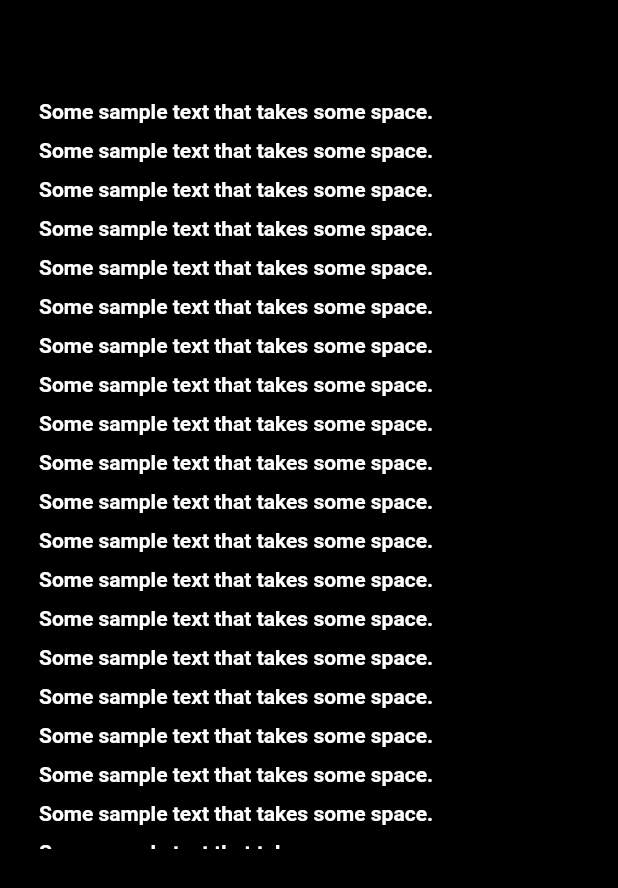
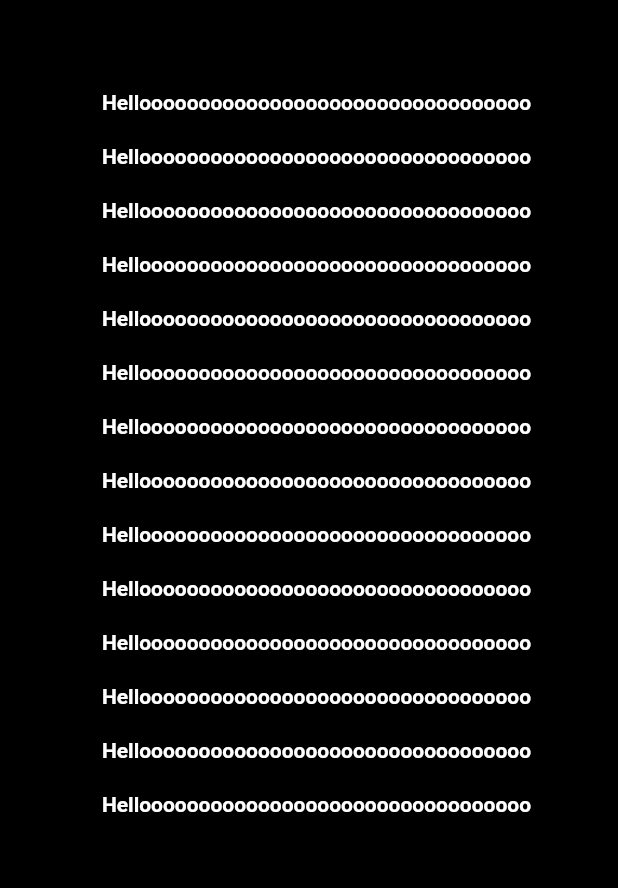
Before and after one commit to Kisat0/FlutterProject, a Flutter app: the screen it shows after launch, on a phone screen of 412 x 824 dp. Shown: the top 888 px of the screen. Run offline on Flutter 3.47's test engine with Material 2 defaults, Android fonts, the phone set to English and light mode, and no system bars; drawn by our look-alikes of marquee.

Commit message:
update text and center widget

```diff
--- a/lib/main.dart
+++ b/lib/main.dart
@@ -17,44 +17,39 @@ class _MyAppState extends State<MyApp> {
       title: 'Marquee',
       home: Scaffold(
           backgroundColor: Colors.black,
-        body:
-        ListView(
+          body: Center(
+            child: ListView(
               padding: EdgeInsets.only(top: 50),
               children: [
                 _buildComplexMarquee(),
               ].map(_wrapWithStuff).toList(),
             ),
-      ),
+          )),
     );
   }
 
   Widget _buildComplexMarquee() {
     return Marquee(
-      key: Key("$_useRtlText"),
-      text: !_useRtlText
-          ? 'Some sample text that takes some space.'
-          : 'זהו משפט ראשון של הטקסט הארוך. זהו המשפט השני של הטקסט הארוך',
-      style: TextStyle(fontWeight: FontWeight.bold,color: Colors.white),
+      text: ('Hellooooooooooooooooooooooooooooooooo'),
+      style: TextStyle(fontWeight: FontWeight.bold, color: Colors.white),
       scrollAxis: Axis.vertical,
-      crossAxisAlignment: CrossAxisAlignment.start,
-      blankSpace: 10,
-      pauseAfterRound: Duration(seconds: 0),
+      crossAxisAlignment: CrossAxisAlignment.center,
+      blankSpace: 20,
       showFadingOnlyWhenScrolling: true,
       fadingEdgeStartFraction: 0.1,
       fadingEdgeEndFraction: 0.1,
       startPadding: 10,
-      accelerationDuration: Duration(seconds: 1),
-      accelerationCurve: Curves.linear,
-      decelerationDuration: Duration(milliseconds: 500),
-      decelerationCurve: Curves.easeOut,
       textDirection: _useRtlText ? TextDirection.rtl : TextDirection.ltr,
     );
   }
 
   Widget _wrapWithStuff(Widget child) {
     return Padding(
-      padding: EdgeInsets.all(16),
+      padding: EdgeInsets.all(10),
+      child:
+      Center(
         child: Container(height: 500, color: Colors.black, child: child),
+      ),
     );
   }
 }
```
Lines whose indentation alone changed are shown as unchanged.
